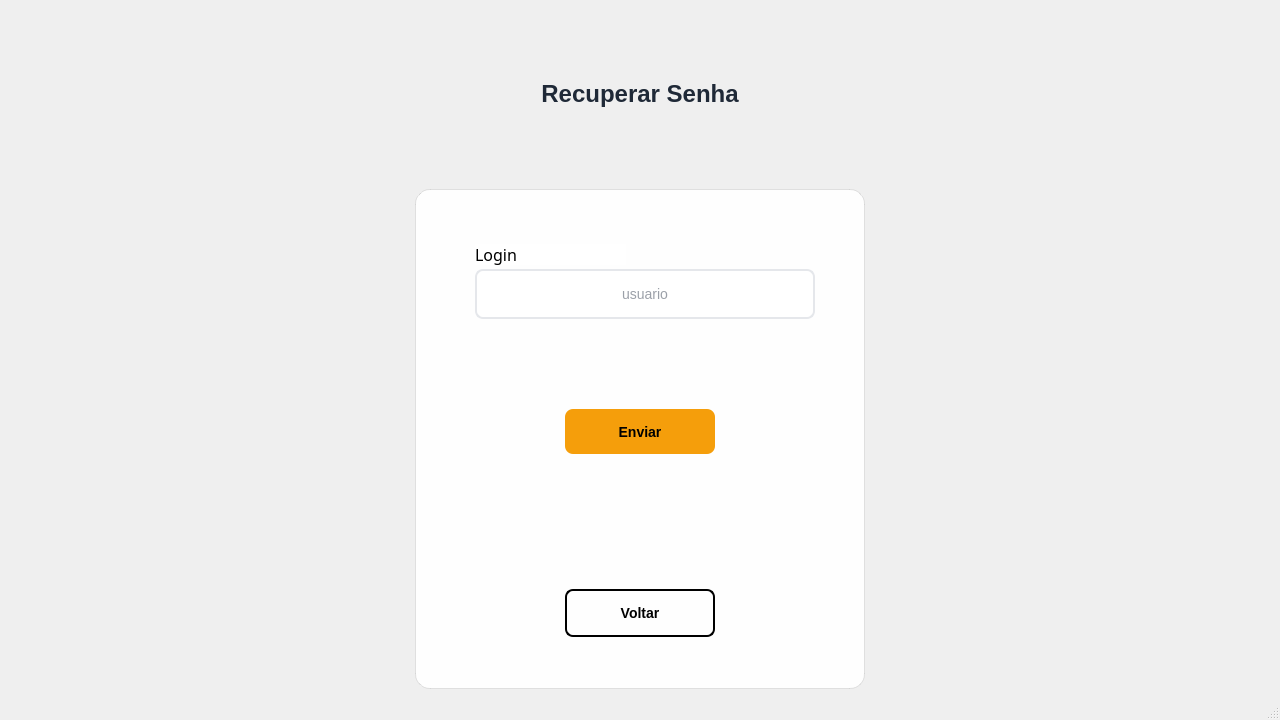
Above: Telas/tela_recuperar_senha.ui from victorh241/motor-max before the change. Below: the same form after it.
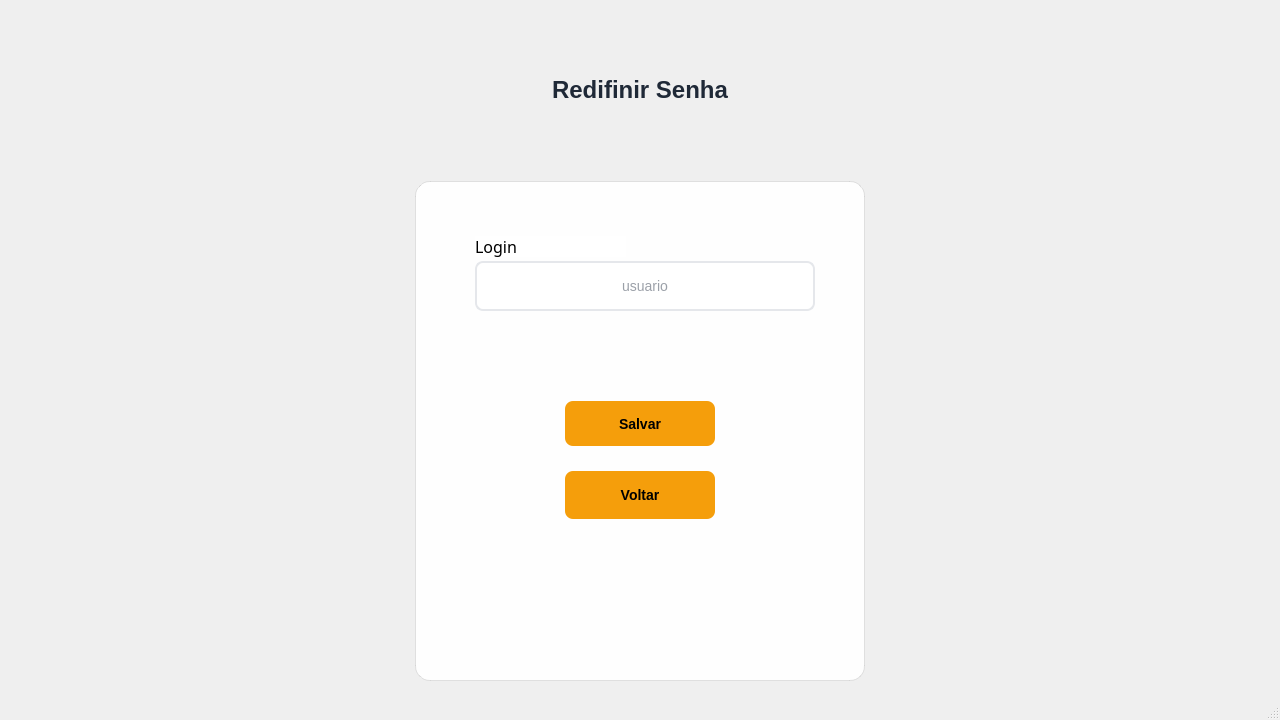
That is the form after the change.

Diff of the .ui file:
```diff
--- a/Telas/tela_recuperar_senha.ui
+++ b/Telas/tela_recuperar_senha.ui
@@ -17,9 +17,15 @@
    <layout class="QVBoxLayout" name="verticalLayout">
     <item>
      <widget class="QLabel" name="label_5">
+      <property name="maximumSize">
+       <size>
+        <width>16777215</width>
+        <height>150</height>
+       </size>
+      </property>
       <property name="font">
        <font>
-        <pointsize>1</pointsize>
+        <pointsize>-1</pointsize>
         <weight>75</weight>
         <bold>true</bold>
        </font>
@@ -33,7 +39,7 @@
 }</string>
       </property>
       <property name="text">
-       <string>Recuperar Senha</string>
+       <string>Redifinir Senha</string>
       </property>
       <property name="alignment">
        <set>Qt::AlignCenter</set>
@@ -85,7 +91,7 @@
        </property>
        <property name="font">
         <font>
-         <pointsize>1</pointsize>
+         <pointsize>-1</pointsize>
          <weight>75</weight>
          <bold>true</bold>
         </font>
@@ -118,7 +124,7 @@
 }</string>
        </property>
        <property name="text">
-        <string>Enviar</string>
+        <string>Salvar</string>
        </property>
       </widget>
       <widget class="QLineEdit" name="lineEdit">
@@ -132,7 +138,7 @@
        </property>
        <property name="font">
         <font>
-         <pointsize>1</pointsize>
+         <pointsize>-1</pointsize>
         </font>
        </property>
        <property name="styleSheet">
@@ -186,14 +192,14 @@
        <property name="geometry">
         <rect>
          <x>150</x>
-         <y>400</y>
+         <y>290</y>
          <width>150</width>
          <height>48</height>
         </rect>
        </property>
        <property name="font">
         <font>
-         <pointsize>1</pointsize>
+         <pointsize>-1</pointsize>
          <weight>75</weight>
          <bold>true</bold>
         </font>
@@ -203,9 +209,9 @@
        </property>
        <property name="styleSheet">
         <string notr="true">QPushButton{
-background-color: transparent;
-color: Black;
-border: 2px solid;
+background-color: #f59e0b;
+color: black;
+border: none;
 border-radius: 8px;
 padding: 12px;
 font-size: 14px;
@@ -217,8 +223,12 @@
 background-color: rgb(234, 227, 174);
 }
 
-QPushButton:Pressed{
-background-color: rgb(210, 203, 150);
+QPushButton:pressed{
+background-color: #b45309;
+}
+
+QPushButton:disable{
+background-color: #582503;
 }</string>
        </property>
        <property name="text">
```
Left out of the diff: 2 changed lines with no effect on the pictures.
